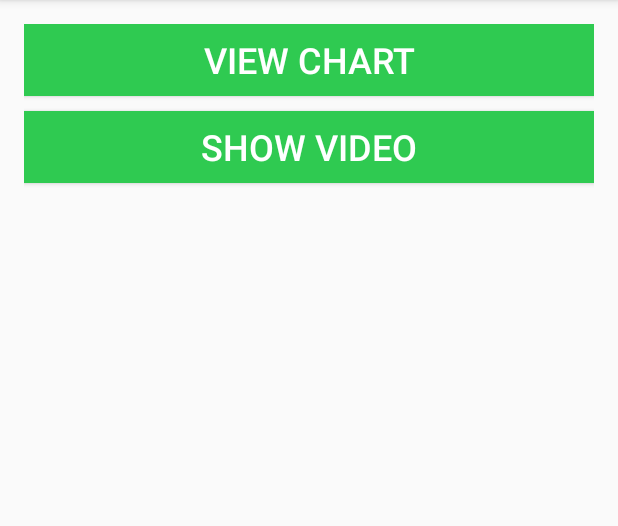
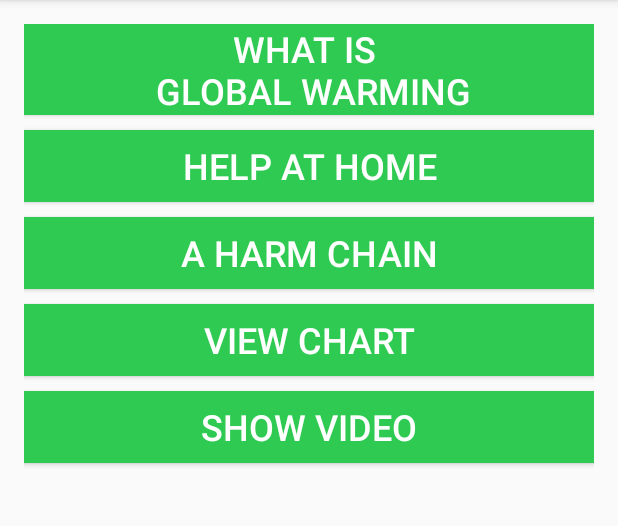
Before and after one commit to saidmoya12/RememberChange, an Android app: the screen it shows after launch (MainActivity), on a phone screen of 412 x 824 dp, the part 84-610 px from its top. Run offline under Robolectric (Android 15) with nearby library versions, the phone set to English and light mode, and no system bars.

Commit message:
Last commit

```diff
--- a/app/src/main/AndroidManifest.xml
+++ b/app/src/main/AndroidManifest.xml
@@ -17,6 +17,12 @@
         </activity>
         <activity android:name=".Chart" >
         </activity>
+        <activity android:name=".AtHomeActivity" >
+        </activity>
+        <activity android:name=".AboutActivity" >
+        </activity>
+        <activity android:name=".HarmActivity" >
+        </activity>
     </application>
 
 </manifest>
--- a/app/src/main/java/com/said/unitec/rememberchange/TTSManager.java
+++ b/app/src/main/java/com/said/unitec/rememberchange/TTSManager.java
@@ -20,7 +20,7 @@ public class TTSManager {
 		try {
 			mTts = new TextToSpeech(context, onInitListener);
 			mTts.setPitch((float) 0.8);
-			mTts.setSpeechRate((float) 0.8);
+			mTts.setSpeechRate((float) 0.9);
 
 		} catch (Exception e) {
 			e.printStackTrace();
--- a/app/src/main/res/layout/activity_main.xml
+++ b/app/src/main/res/layout/activity_main.xml
@@ -15,6 +15,44 @@
 		android:layout_width="match_parent"
 		android:layout_height="match_parent"
 		>
+
+		<Button
+			android:layout_width="fill_parent"
+			android:layout_height="wrap_content"
+			android:text="WHAT IS \n GLOBAL WARMING"
+			android:textColor="#ffffff"
+			android:id="@+id/buttonabout"
+			android:layout_alignParentTop="true"
+			android:layout_alignParentStart="true"
+			android:background="#2fca51"
+			android:onClick="onAboutBtn"
+			android:textSize="24dp"
+			android:layout_marginBottom="10dp"/>
+
+		<Button
+			android:layout_width="fill_parent"
+			android:layout_height="wrap_content"
+			android:text="HELP AT HOME"
+			android:textColor="#ffffff"
+			android:id="@+id/buttonhome"
+			android:layout_alignParentTop="true"
+			android:layout_alignParentStart="true"
+			android:background="#2fca51"
+			android:onClick="atHomeBtn"
+			android:textSize="24dp"
+			android:layout_marginBottom="10dp"/>
+
+		<Button
+			android:layout_width="fill_parent"
+			android:layout_height="wrap_content"
+			android:text="A HARM CHAIN"
+			android:textColor="#ffffff"
+			android:id="@+id/buttonharm"
+			android:layout_alignParentStart="true"
+			android:background="#2fca51"
+			android:onClick="onHarmBtn"
+			android:textSize="24dp"
+			android:layout_marginBottom="10dp"/>
 
 		<Button
 			android:layout_width="fill_parent"
```
Also changed, not shown: app/src/main/java/com/said/unitec/rememberchange/AboutActivity.java (added, +13 -0 lines), app/src/main/java/com/said/unitec/rememberchange/AtHomeActivity.java (added, +13 -0 lines), app/src/main/java/com/said/unitec/rememberchange/Chart.java (+35 -3 lines), app/src/main/java/com/said/unitec/rememberchange/HarmActivity.java (added, +13 -0 lines), app/src/main/java/com/said/unitec/rememberchange/MainActivity.java (+19 -1 lines), app/src/main/res/layout/activity_about.xml (added, +32 -0 lines), app/src/main/res/layout/activity_at_home.xml (added, +39 -0 lines), app/src/main/res/layout/activity_chart.xml (+24 -8 lines), app/src/main/res/layout/activity_harm.xml (added, +18 -0 lines), app/src/main/res/drawable/global-warming-causes-and-effects-2-728.jpg (deleted), app/src/main/res/drawable/global_warming_components.jpg (deleted).
